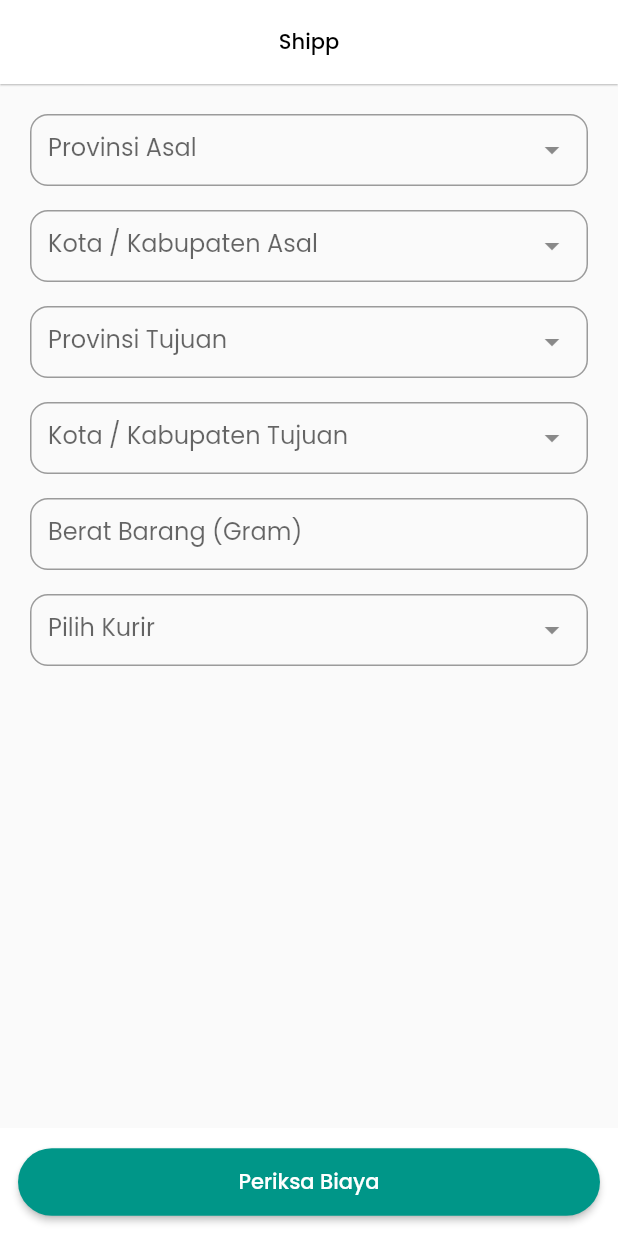
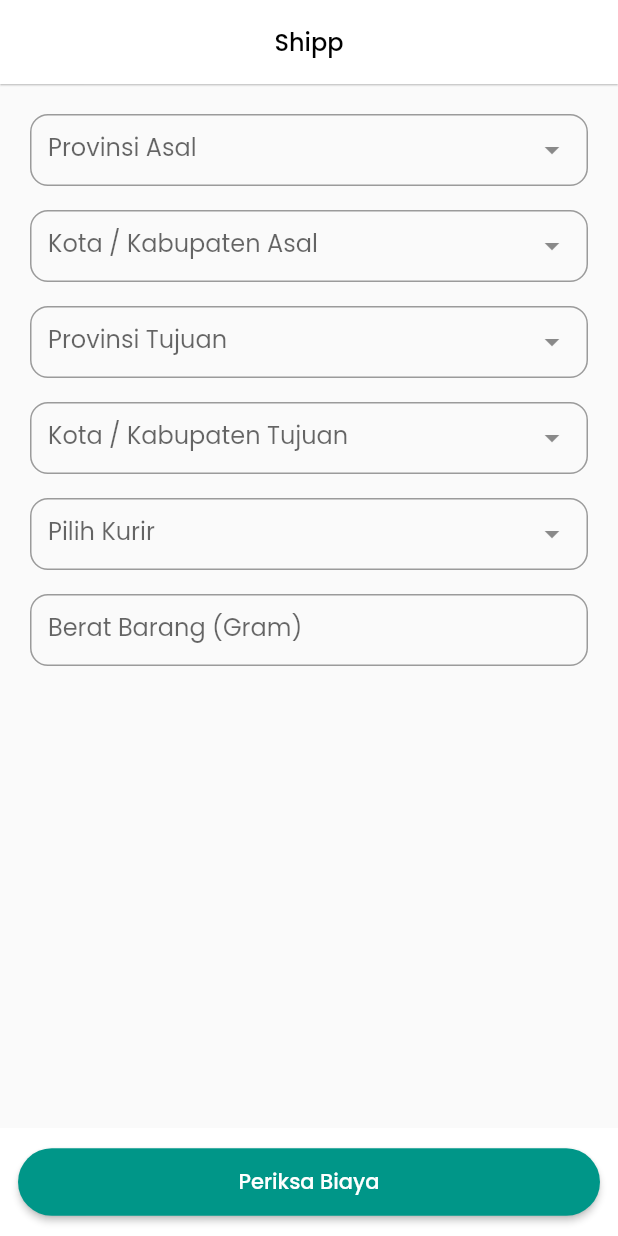
Before and after one commit to aditgocendra/postage_app, a Flutter app: the screen it shows after launch, on a phone screen of 412 x 824 dp. Run offline on Flutter 3.47's test engine with Material 2 defaults, Android fonts, the phone set to English and light mode, and no system bars; drawn by our look-alikes of dropdown_search; our stand-ins replace either_dart, get, google_fonts, loading_animation_widget; network calls fail; statements that could not run were skipped.

Commit message:
update view

```diff
--- a/lib/app/modules/home/views/home_view.dart
+++ b/lib/app/modules/home/views/home_view.dart
@@ -18,7 +18,7 @@ class HomeView extends GetView<HomeController> {
         title: const Text(
           'Shipp',
           style: TextStyle(
-            fontSize: 14,
+            fontSize: 16,
             color: blackColor,
           ),
         ),
@@ -34,11 +34,31 @@ class HomeView extends GetView<HomeController> {
               controller.checkPostage();
             },
             style: StyleUtility().buttonStylePill(),
-            child: const Text("Periksa Biaya"),
+            child: const Text(
+              "Periksa Biaya",
+              style: TextStyle(fontSize: 14),
             ),
           ),
         ),
-      body: ListView(
+      ),
+      body: ContentBody(
+        controller: controller,
+      ),
+    );
+  }
+}
+
+class ContentBody extends StatelessWidget {
+  const ContentBody({
+    Key? key,
+    required this.controller,
+  }) : super(key: key);
+
+  final HomeController controller;
+
+  @override
+  Widget build(BuildContext context) {
+    return ListView(
       padding: const EdgeInsets.all(20),
       children: [
         // Origin Province
@@ -110,42 +130,39 @@ class HomeView extends GetView<HomeController> {
         const SizedBox(
           height: 16,
         ),
-          TextField(
-            controller: controller.weightTec,
-            cursorColor: primaryColor,
-            inputFormatters: [FilteringTextInputFormatter.digitsOnly],
-            decoration:
-                StyleUtility().outlinedInputDecoration('Berat Barang (Gram)'),
-          ),
-          const SizedBox(
-            height: 16,
-          ),
         DropdownSearch<Map<String, dynamic>>(
           items: const [
             {
               "code": "jne",
-                "name": "JNE",
+              "name": "Jne",
             },
             {
               "code": "pos",
-                "name": "POS INDONESIA",
+              "name": "Pos Indonesia",
             },
             {
               "code": "tiki",
-                "name": "TIKI",
+              "name": "Tiki",
             },
           ],
           itemAsString: (item) => item['name'],
           dropdownDecoratorProps: StyleUtility().dropdownDecorator(
             "Pilih Kurir",
           ),
-            onChanged: (value) => controller.courier.value = value!['code'],
+          onChanged: (value) => controller.courierSelected = value,
         ),
         const SizedBox(
           height: 16,
         ),
+        TextField(
+          controller: controller.weightTec,
+          cursorColor: primaryColor,
+          keyboardType: TextInputType.number,
+          inputFormatters: [FilteringTextInputFormatter.digitsOnly],
+          decoration:
+              StyleUtility().outlinedInputDecoration('Berat Barang (Gram)'),
+        ),
       ],
-      ),
     );
   }
 }
```
Also changed, not shown: lib/app/core/utils/dialog_util.dart (added, +32 -0 lines), lib/app/data/remote/base_remote.dart (added, +52 -0 lines), lib/app/modules/home/controllers/home_controller.dart (+17 -24 lines), lib/app/modules/result_postage/controllers/result_postage_controller.dart (+32 -2 lines), lib/app/modules/result_postage/views/result_postage_view.dart (+61 -9 lines), assets/images/art/loading_art.png (added). Lines whose indentation alone changed are shown as unchanged.
